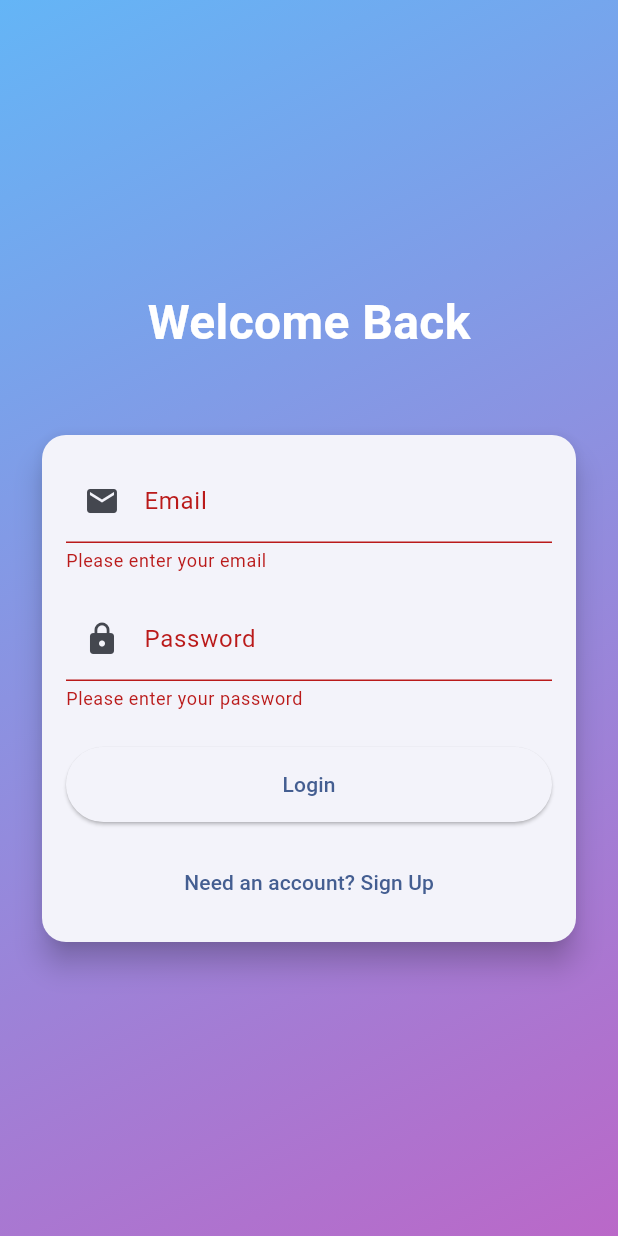
After one commit to ELuchini/TodoAppFlutterE, a Flutter app: the AuthPage screen opened directly, after a tap on "Login", on a phone screen of 412 x 824 dp. The commit adds this screen. Run offline on Flutter 3.47's test engine with Material 3 defaults, Android fonts, the phone set to English and light mode, and no system bars; our stand-ins replace dio, webview_flutter; network calls fail.

Commit message:
AuthPage Almost Ok

```diff
--- /dev/null
+++ b/lib/pages/auth/auth_page.dart
@@ -0,0 +1,201 @@
+import 'package:flutter/foundation.dart';
+import 'package:flutter/material.dart';
+import 'package:dio/dio.dart';
+import 'package:myapp/pages/home/main_page.dart';
+import 'package:myapp/utils/constants.dart';
+
+class AuthPage extends StatefulWidget {
+  const AuthPage({super.key});
+
+  @override
+  _AuthPageState createState() => _AuthPageState();
+}
+
+class _AuthPageState extends State<AuthPage> {
+  final _formKey = GlobalKey<FormState>();
+  final _emailController = TextEditingController();
+  final _passwordController = TextEditingController();
+  bool _isLogin = true;
+  bool _isLoading = false;
+
+  Future<void> _submitForm() async {
+    if (_formKey.currentState!.validate()) {
+      setState(() {
+        _isLoading = true;
+      });
+
+      final urlLoginSignup = _isLogin ? '$url/login' : '$url/signup';
+      final dio = Dio();
+
+      try {
+        final response = await dio.post(
+          urlLoginSignup,
+          data: {
+            'email': _emailController.text,
+            'password': _passwordController.text,
+          },
+        );
+
+        if (response.statusCode == 200) {
+          // Handle successful login/signup
+          if (kDebugMode) {
+            print('Success: ${response.data}');
+          }
+          // Navigate to home page
+          Navigator.of(context).pushReplacement(
+            MaterialPageRoute(builder: (context) => MainPage(title: 'Todo Listo',)),
+          );
+        } else {
+          // Handle error
+          if (kDebugMode) {
+            print('Error: ${response.data}');
+          }
+          // Show error message to user
+          _showErrorDialog('Login failed. Please try again.');
+        }
+      } catch (e) {
+        // Handle network errors
+        if (e is DioException) {
+          if (kDebugMode) {
+            print('Dio Error: ${e.message}');
+          }
+          // You can access more error details if needed:
+          // print('Error Response: ${e.response?.data}');
+        } else {
+          if (kDebugMode) {
+            print('Error: $e');
+          }
+        }
+        // Show error message to user
+        _showErrorDialog('An error occurred. Please try again later.');
+      }
+
+      setState(() {
+        _isLoading = false;
+      });
+    }
+  }
+
+  void _showErrorDialog(String message) {
+    showDialog(
+      context: context,
+      builder: (ctx) => AlertDialog(
+        title: const Text('An Error Occurred'),
+        content: Text(message),
+        actions: [
+          TextButton(
+            onPressed: () {
+              Navigator.of(ctx).pop();
+            },
+            child: const Text('Okay'),
+          )
+        ],
+      ),
+    );
+  }
+
+  @override
+  Widget build(BuildContext context) {
+    return Scaffold(
+      body: Container(
+        decoration: BoxDecoration(
+          gradient: LinearGradient(
+            begin: Alignment.topLeft,
+            end: Alignment.bottomRight,
+            colors: [Colors.blue.shade300, Colors.purple.shade300],
+          ),
+        ),
+        child: SafeArea(
+          child: Center(
+            child: SingleChildScrollView(
+              child: Padding(
+                padding: const EdgeInsets.all(24.0),
+                child: Column(
+                  mainAxisAlignment: MainAxisAlignment.center,
+                  children: [
+                    Text(
+                      _isLogin ? 'Welcome Back' : 'Create Account',
+                      style: const TextStyle(
+                        fontSize: 32,
+                        fontWeight: FontWeight.bold,
+                        color: Colors.white,
+                      ),
+                    ),
+                    const SizedBox(height: 48),
+                    Card(
+                      elevation: 8,
+                      shape: RoundedRectangleBorder(
+                        borderRadius: BorderRadius.circular(16),
+                      ),
+                      child: Padding(
+                        padding: const EdgeInsets.all(16.0),
+                        child: Form(
+                          key: _formKey,
+                          child: Column(
+                            children: [
+                              TextFormField(
+                                controller: _emailController,
+                                decoration: const InputDecoration(
+                                  labelText: 'Email',
+                                  prefixIcon: Icon(Icons.email),
+                                ),
+                                validator: (value) {
+                                  if (value == null || value.isEmpty) {
+                                    return 'Please enter your email';
+                                  }
+                                  return null;
+                                },
+                              ),
+                              const SizedBox(height: 16),
+                              TextFormField(
+                                controller: _passwordController,
+                                decoration: const InputDecoration(
+                                  labelText: 'Password',
+                                  prefixIcon: Icon(Icons.lock),
+                                ),
+                                obscureText: true,
+                                validator: (value) {
+                                  if (value == null || value.isEmpty) {
+                                    return 'Please enter your password';
+                                  }
+                                  return null;
+                                },
+                              ),
+                              const SizedBox(height: 24),
+                              ElevatedButton(
+                                onPressed: _isLoading ? null : _submitForm,
+                                style: ElevatedButton.styleFrom(
+                                  minimumSize: const Size(double.infinity, 50),
+                                ),
+                                child: _isLoading
+                                    ? const CircularProgressIndicator()
+                                    : Text(_isLogin ? 'Login' : 'Sign Up'),
+                              ),
+                              const SizedBox(height: 16),
+                              TextButton(
+                                onPressed: () {
+                                  setState(() {
+                                    _isLogin = !_isLogin;
+                                  });
+                                },
+                                child: Text(
+                                  _isLogin
+                                      ? 'Need an account? Sign Up'
+                                      : 'Already have an account? Login',
+                                ),
+                              ),
+                            ],
+                          ),
+                        ),
+                      ),
+                    ),
+                  ],
+                ),
+              ),
+            ),
+          ),
+        ),
+      ),
+    );
+  }
+}
--- a/lib/pages/auth/auth_screen.dart
+++ b/lib/pages/auth/auth_screen.dart
@@ -1,4 +1,4 @@
-
+/*
 import 'package:flutter/material.dart';
 
 class AuthScreen extends StatefulWidget {
@@ -66,3 +66,4 @@ class _AuthScreenState extends State<AuthScreen> {
     );
   }
 }
+*/
--- a/pubspec.yaml
+++ b/pubspec.yaml
@@ -34,6 +34,9 @@ dependencies:
     sdk: flutter
   provider: ^6.1.2
   webview_flutter:
+  #PARA AGREGAR EL LOGIN QUE ME TIRA V0 (GENERADOR DE UI DE VERCEL).
+  # supabase_flutter: ^2.8.0
+  # supabase_auth_ui: ^0.5.4
 
 
   # The following adds the Cupertino Icons font to your application.
```
Also changed, not shown: lib/main.dart (+4 -136 lines), lib/pages/home/main_page.dart (added, +139 -0 lines), pubspec.lock.
